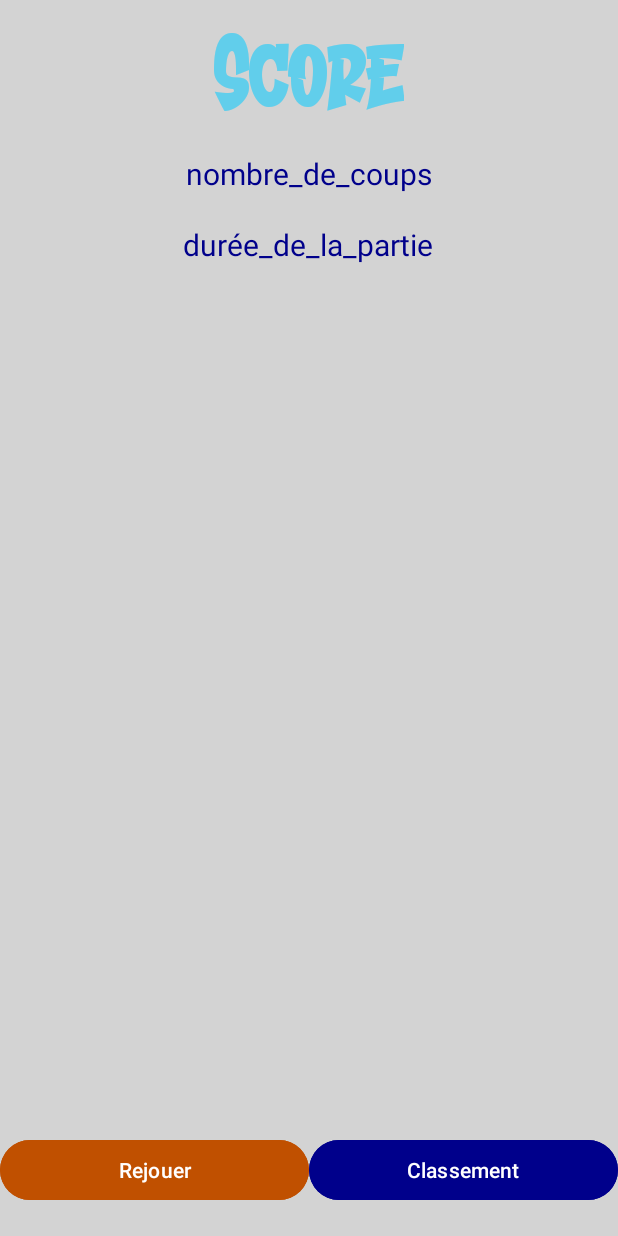
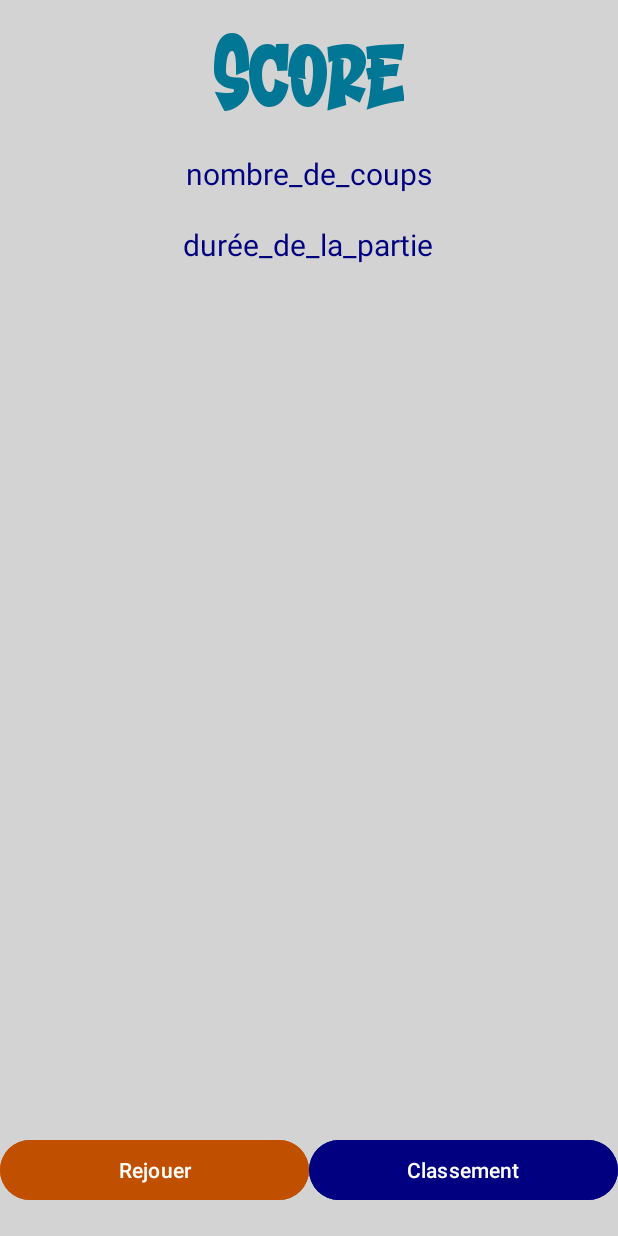
Before and after one commit to Develay/AndroidProject, an Android app: the Results screen opened directly, with no data from a screen before it, on a phone screen of 412 x 824 dp. Run offline under Robolectric (Android 15) with nearby library versions, the phone set to English and light mode, and no system bars.

Commit message:
Correction bug reset

```diff
--- a/app/src/main/java/com/example/android_project/Memory.java
+++ b/app/src/main/java/com/example/android_project/Memory.java
@@ -126,6 +126,9 @@ public class Memory extends AppCompatActivity {
         stopTimer(); // Arrête le timer actuel
         isFirstCardFlipped = false; // Réinitialise l'état du premier flip de carte
         timeElapsed = 0; // Réinitialise le temps écoulé
+        firstCard = -1;
+        secondCard = -1;
+        isFirst = true;
         Collections.shuffle(cards);
         adapter = new MemoryAdapter(this, cards);
         gridView.setAdapter(adapter);
--- a/app/src/main/res/values/colors.xml
+++ b/app/src/main/res/values/colors.xml
@@ -4,7 +4,8 @@
     <color name="white">#FFFFFFFF</color>
     <color name="light_grey">#FFD3D3D3</color>
     <color name="orange">#FFC05000</color>
-    <color name="sky_blue">#FF61CEEB</color>
-    <color name="dark_blue">#FF00008B</color>
-    <color name="dark_red">#FF8B0000</color>
+    <color name="sky_blue">#017695</color>
+    <color name="dark_blue">#000080</color>
+    <color name="dark_red">#780101</color>
+    <color name="semi_transparent_dark_blue">#5400004F</color>
 </resources>
```
Also changed, not shown: app/src/main/res/layout/list_item.xml (added, +12 -0 lines).
